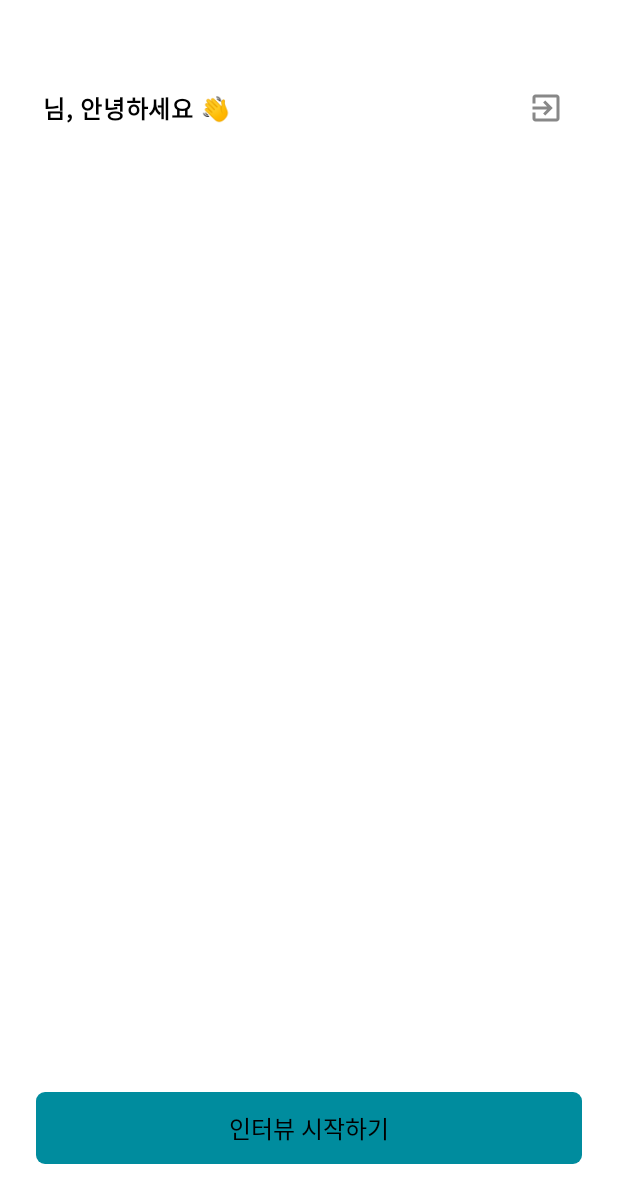
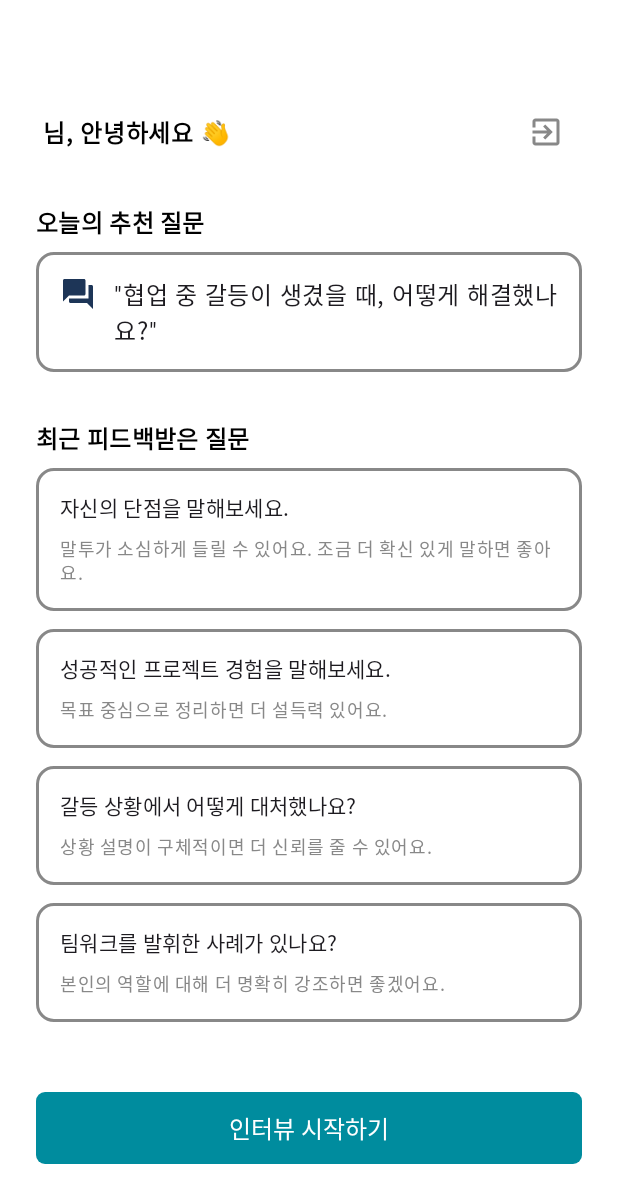
Before and after one commit to ysh020702/InterviewHelper, an Android app built with Jetpack Compose: the screen it shows after launch once a user with an empty profile is signed in (HomeActivity), on a phone screen of 412 x 824 dp. Shown: the top 1203 px of the screen. Run offline under Robolectric (Android 15) with nearby library versions, the phone set to English and light mode, and no system bars; our stand-ins replace Firebase (no records; nobody signed in at launch, a user with empty details on screens opened directly); Roboto replaces fonts that are not available here.

Commit message:
홈화면 구성 및 유저 데이터 저장 로직(GPT 사용)

```diff
--- /dev/null
+++ b/app/src/main/java/com/haedal/interviewhelper/domain/model/FeedbackItem.kt
@@ -0,0 +1,6 @@
+package com.haedal.interviewhelper.domain.model
+
+data class FeedbackItem(
+    val question: String = "",
+    val feedback: String = ""
+)
--- a/app/src/main/java/com/haedal/interviewhelper/presentation/activity/home/HomeActivity.kt
+++ b/app/src/main/java/com/haedal/interviewhelper/presentation/activity/home/HomeActivity.kt
@@ -27,6 +27,20 @@ class HomeActivity : ComponentActivity() {
                 onStartInterview = {
                     moveActivity<InterviewActivity>(context = this, finishFlag = false)
                 },
+                feedbackList = listOf(
+                    "자신의 단점을 말해보세요." to "말투가 소심하게 들릴 수 있어요. 조금 더 확신 있게 말하면 좋아요.",
+                    "성공적인 프로젝트 경험을 말해보세요." to "목표 중심으로 정리하면 더 설득력 있어요.",
+                    "갈등 상황에서 어떻게 대처했나요?" to "상황 설명이 구체적이면 더 신뢰를 줄 수 있어요.",
+                    "팀워크를 발휘한 사례가 있나요?" to "본인의 역할에 대해 더 명확히 강조하면 좋겠어요."
+                ),
+
+                contentList = listOf(
+                    "모범 답변 듣기" to "다른 사람들의 실제 인터뷰 답변을 들어보세요.",
+                    "AI 피드백 예시 보기" to "AI가 실제로 어떻게 피드백을 주는지 확인해보세요.",
+                    "면접관이 좋아하는 키워드 정리" to "답변에 활용하면 좋은 키워드를 모아봤어요.",
+                    "면접 준비 체크리스트" to "인터뷰 전 필수 준비사항을 빠짐없이 확인하세요."
+                )
+                ,
                 onLogout = {
                     FirebaseAuth.getInstance().signOut()
                     moveActivity<AuthActivity>(context = this, finishFlag = true)
--- a/app/src/main/java/com/haedal/interviewhelper/presentation/activity/home/HomeScreen.kt
+++ b/app/src/main/java/com/haedal/interviewhelper/presentation/activity/home/HomeScreen.kt
@@ -1,8 +1,13 @@
 package com.haedal.interviewhelper.presentation.activity.home
 
 
+import androidx.compose.foundation.BorderStroke
 import androidx.compose.foundation.background
 import androidx.compose.foundation.layout.*
+import androidx.compose.foundation.lazy.LazyColumn
+import androidx.compose.foundation.rememberScrollState
+import androidx.compose.foundation.shape.RoundedCornerShape
+import androidx.compose.foundation.verticalScroll
 import androidx.compose.material3.*
 import androidx.compose.runtime.Composable
 import androidx.compose.ui.Alignment
@@ -10,15 +15,17 @@ import androidx.compose.ui.Modifier
 import androidx.compose.ui.text.font.FontWeight
 import androidx.compose.ui.unit.dp
 import androidx.compose.ui.graphics.Color
-import androidx.compose.ui.text.style.TextAlign
 import com.haedal.interviewhelper.presentation.theme.PrimaryButton
 import com.haedal.interviewhelper.presentation.theme.Color03
 
 import androidx.compose.material3.Icon
 import androidx.compose.material3.IconButton
 import androidx.compose.material.icons.Icons
-import androidx.compose.material.icons.filled.ExitToApp
+import androidx.compose.material.icons.automirrored.filled.ExitToApp
+import androidx.compose.material.icons.filled.QuestionAnswer
+import androidx.compose.ui.graphics.vector.ImageVector
 import androidx.compose.ui.tooling.preview.Preview
+import com.haedal.interviewhelper.presentation.theme.Color04
 import com.haedal.interviewhelper.presentation.theme.InterviewHelperTheme
 import com.haedal.interviewhelper.presentation.theme.White
 
@@ -26,16 +33,21 @@ import com.haedal.interviewhelper.presentation.theme.White
 fun HomeScreen(
     userName: String,
     onStartInterview: () -> Unit,
-    onLogout: () -> Unit
+    onLogout: () -> Unit,
+    feedbackList: List<Pair<String, String>>,
+    contentList: List<Pair<String, String>>
 ) {
-    Box(modifier = Modifier
-        .fillMaxSize()
-        .background(White)) {
-        // 상단 바 (안내 + 로그아웃)
+    Column(
+        modifier = Modifier
+            .fillMaxSize()
+            .background(White)
+            .padding(horizontal = 24.dp, vertical = 48.dp)
+    ) {
+        // 상단 인사 + 로그아웃
         Row(
             modifier = Modifier
                 .fillMaxWidth()
-                .padding(top = 48.dp, start = 24.dp, end = 24.dp),
+                .padding(top = 16.dp, bottom = 16.dp),
             horizontalArrangement = Arrangement.SpaceBetween,
             verticalAlignment = Alignment.CenterVertically
         ) {
@@ -45,34 +57,141 @@ fun HomeScreen(
                     fontWeight = FontWeight.SemiBold
                 )
             )
-
-            // ✅ 로그아웃 버튼 제안 ② : 아이콘 버튼 (더 미니멀하게)
             IconButton(onClick = onLogout) {
-                 Icon(Icons.Default.ExitToApp, contentDescription = "로그아웃", tint = Color.Gray)
-             }
+                Icon(Icons.AutoMirrored.Filled.ExitToApp, contentDescription = "로그아웃", tint = Color.Gray)
+            }
         }
 
-        // 하단 인터뷰 시작 버튼
+        LazyColumn(
+            modifier = Modifier.weight(1f),
+            verticalArrangement = Arrangement.spacedBy(24.dp)
+        ) {
+            item {
+                SectionTitle("오늘의 추천 질문")
+                CardSection(
+                    content = "\"협업 중 갈등이 생겼을 때, 어떻게 해결했나요?\"",
+                    icon = Icons.Default.QuestionAnswer
+                )
+            }
+            item {
+                SectionTitle("최근 피드백받은 질문")
+                Column(verticalArrangement = Arrangement.spacedBy(12.dp)) {
+                    feedbackList.forEach { (question, feedback) ->
+                        FeedbackCard(question = question, feedback = feedback)
+                    }
+                }
+            }
+            item {
+                SectionTitle("추천 콘텐츠")
+                Column(verticalArrangement = Arrangement.spacedBy(12.dp)) {
+                    contentList.forEach { (title, description) ->
+                        ContentCard(title = title, description = description)
+                    }
+                }
+            }
+        }
+
         PrimaryButton(
             text = "인터뷰 시작하기",
             onClick = onStartInterview,
             modifier = Modifier
                 .fillMaxWidth()
-                .padding(horizontal = 24.dp, vertical = 48.dp)
-                .align(Alignment.BottomCenter),
-            containerColor = Color03
+                .padding(top = 16.dp),
+            containerColor = Color03,
+            contentColor= White
         )
+    }
+}
+
+@Composable
+fun SectionTitle(text: String) {
+    Text(
+        text = text,
+        style = MaterialTheme.typography.titleMedium.copy(fontWeight = FontWeight.Bold),
+        modifier = Modifier.padding(vertical = 8.dp)
+    )
+}
+
+@Composable
+fun CardSection(content: String, icon: ImageVector) {
+    Card(
+        shape = RoundedCornerShape(12.dp),
+        border = BorderStroke(2.dp, Color.Gray),
+        colors = CardDefaults.cardColors(containerColor = Color.White),
+        modifier = Modifier.fillMaxWidth()
+    ) {
+        Row(modifier = Modifier.padding(16.dp)) {
+            Icon(icon, contentDescription = null, tint = Color04)
+            Spacer(Modifier.width(12.dp))
+            Text(
+                text = content,
+                style = MaterialTheme.typography.bodyLarge,
+                modifier = Modifier.weight(1f)
+            )
+        }
+    }
+}
+
+@Composable
+fun FeedbackCard(question: String, feedback: String) {
+    Card(
+        shape = RoundedCornerShape(12.dp),
+        border = BorderStroke(2.dp, Color.Gray),
+        colors = CardDefaults.cardColors(containerColor = Color.White),
+        modifier = Modifier.fillMaxWidth()
+    ) {
+        Column(modifier = Modifier.padding(16.dp)) {
+            Text(
+                text = question,
+                style = MaterialTheme.typography.bodyMedium
+            )
+            Spacer(Modifier.height(8.dp))
+            Text(
+                text = feedback,
+                style = MaterialTheme.typography.bodySmall.copy(color = Color.Gray)
+            )
+        }
+    }
+}
+
+@Composable
+fun ContentCard(title: String, description: String) {
+    Card(
+        shape = RoundedCornerShape(12.dp),
+        border = BorderStroke(2.dp, Color.Gray),
+        colors = CardDefaults.cardColors(containerColor = Color.White),
+        modifier = Modifier.fillMaxWidth()
+    ) {
+        Column(modifier = Modifier.padding(16.dp)) {
+            Text(
+                text = title,
+                style = MaterialTheme.typography.bodyLarge
+            )
+            Spacer(Modifier.height(4.dp))
+            Text(
+                text = description,
+                style = MaterialTheme.typography.bodySmall.copy(color = Color.Gray)
+            )
+        }
     }
 }
 
 @Preview(showBackground = true)
 @Composable
-fun HomePreview(){
+fun HomePreview() {
     InterviewHelperTheme {
         HomeScreen(
             userName = "양승환",
             onStartInterview = {},
-            onLogout = {}
+            onLogout = {},
+            feedbackList = listOf(
+                "자신의 단점을 말해보세요." to "말투가 소심하게 들릴 수 있어요. 조금 더 확신 있게 말하면 좋아요.",
+                "성공적인 프로젝트 경험을 말해보세요." to "목표 중심으로 정리하면 더 설득력 있어요."
+            ),
+            contentList = listOf(
+                "모범 답변 듣기" to "다른 사람들의 실제 인터뷰 답변을 들어보세요.",
+                "AI 피드백 예시 보기" to "AI가 실제로 어떻게 피드백을 주는지 확인해보세요."
+            )
         )
     }
 }
```
Also changed, not shown: app/src/main/java/com/haedal/interviewhelper/di/AppModule.kt (+10 -0 lines), app/src/main/java/com/haedal/interviewhelper/domain/model/UserData.kt (added, +7 -0 lines), app/src/main/java/com/haedal/interviewhelper/presentation/activity/auth/AuthNavHost.kt (+3 -4 lines), app/src/main/java/com/haedal/interviewhelper/presentation/activity/auth/LoginScreen.kt (+2 -5 lines), app/src/main/java/com/haedal/interviewhelper/presentation/activity/auth/SignUpScreen.kt (+13 -6 lines), app/src/main/java/com/haedal/interviewhelper/presentation/viewmodel/AuthViewModel.kt (deleted, +0 -35 lines), app/src/main/java/com/haedal/interviewhelper/presentation/viewmodel/UserViewModel.kt (added, +61 -0 lines).
